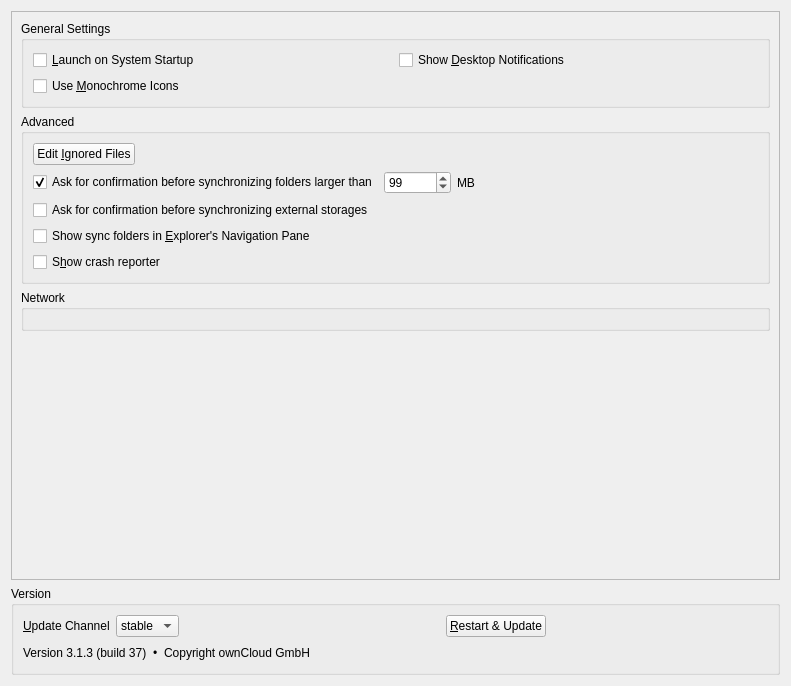
Qt form src/gui/generalsettings.ui (GrossLukas/client) before a commit.
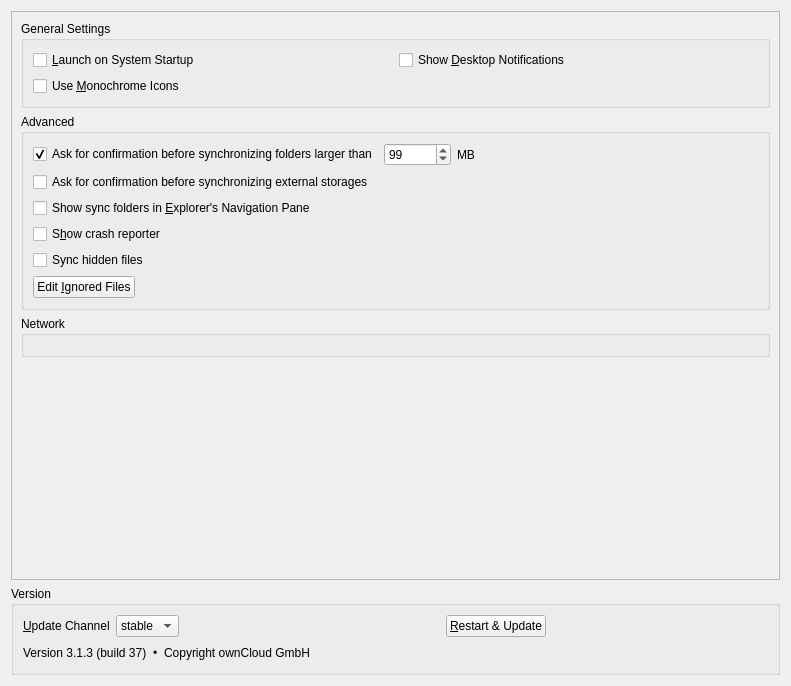
The same form after that commit. Custom widgets are drawn as their Qt base class.

Commit message:
Move sync hidden files to advanced settings
Fixes: #8020

Patch:
```diff
--- a/src/gui/generalsettings.ui
+++ b/src/gui/generalsettings.ui
@@ -68,30 +68,6 @@
           <string>Advanced</string>
          </property>
          <layout class="QVBoxLayout" name="verticalLayout">
-          <item>
-           <layout class="QHBoxLayout" name="horizontalLayout_4">
-            <item>
-             <widget class="QPushButton" name="ignoredFilesButton">
-              <property name="text">
-               <string>Edit &amp;Ignored Files</string>
-              </property>
-             </widget>
-            </item>
-            <item>
-             <spacer name="spacer_3">
-              <property name="orientation">
-               <enum>Qt::Horizontal</enum>
-              </property>
-              <property name="sizeHint" stdset="0">
-               <size>
-                <width>555</width>
-                <height>20</height>
-               </size>
-              </property>
-             </spacer>
-            </item>
-           </layout>
-          </item>
           <item>
            <layout class="QHBoxLayout" name="horizontalLayout_3">
             <item>
@@ -137,18 +113,12 @@
            </layout>
           </item>
           <item>
-           <layout class="QHBoxLayout" name="horizontalLayout_8">
-            <item>
              <widget class="QCheckBox" name="newExternalStorage">
               <property name="text">
                <string>Ask for confirmation before synchronizing external storages</string>
               </property>
              </widget>
             </item>
-           </layout>
-          </item>
-          <item>
-           <layout class="QHBoxLayout" name="horizontalLayout_10">
             <item>
              <widget class="QCheckBox" name="showInExplorerNavigationPaneCheckBox">
               <property name="text">
@@ -156,10 +126,6 @@
               </property>
              </widget>
             </item>
-           </layout>
-          </item>
-          <item>
-           <layout class="QHBoxLayout" name="horizontalLayout_9">
             <item>
              <widget class="QCheckBox" name="crashreporterCheckBox">
               <property name="sizePolicy">
@@ -173,6 +139,35 @@
               </property>
              </widget>
             </item>
+          <item>
+           <widget class="QCheckBox" name="syncHiddenFilesCheckBox">
+            <property name="text">
+             <string>Sync hidden files</string>
+            </property>
+           </widget>
+          </item>
+          <item>
+           <layout class="QHBoxLayout" name="horizontalLayout_4">
+            <item>
+             <widget class="QPushButton" name="ignoredFilesButton">
+              <property name="text">
+               <string>Edit &amp;Ignored Files</string>
+              </property>
+             </widget>
+            </item>
+            <item>
+             <spacer name="spacer_3">
+              <property name="orientation">
+               <enum>Qt::Horizontal</enum>
+              </property>
+              <property name="sizeHint" stdset="0">
+               <size>
+                <width>555</width>
+                <height>20</height>
+               </size>
+              </property>
+             </spacer>
+            </item>
            </layout>
           </item>
          </layout>
```
Left out of the diff: 12 changed lines with no effect on the pictures. Lines whose indentation alone changed are shown as unchanged. The commit also changes 5 other files.
